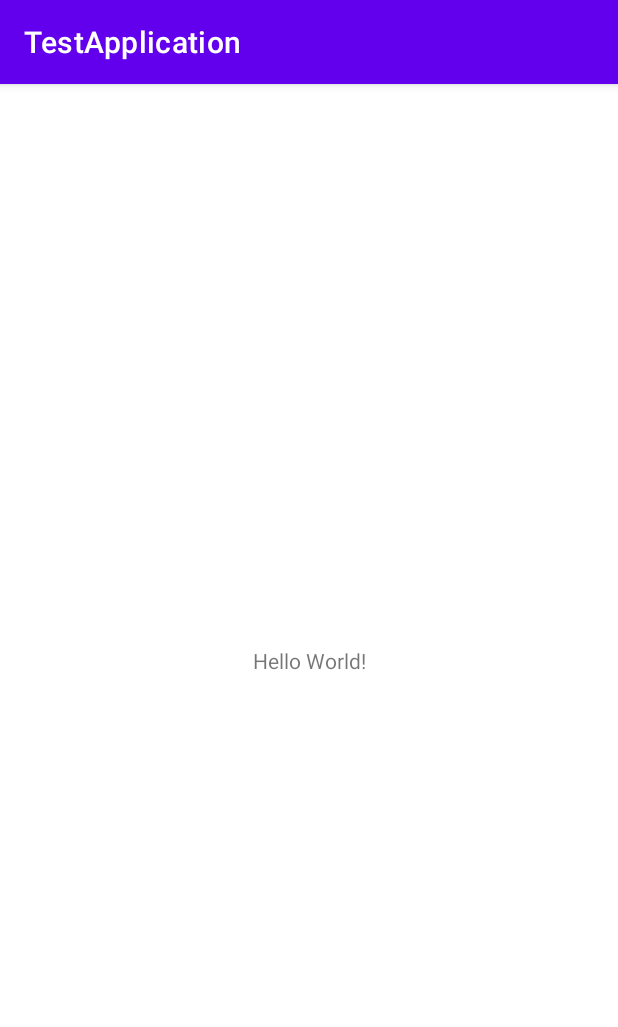
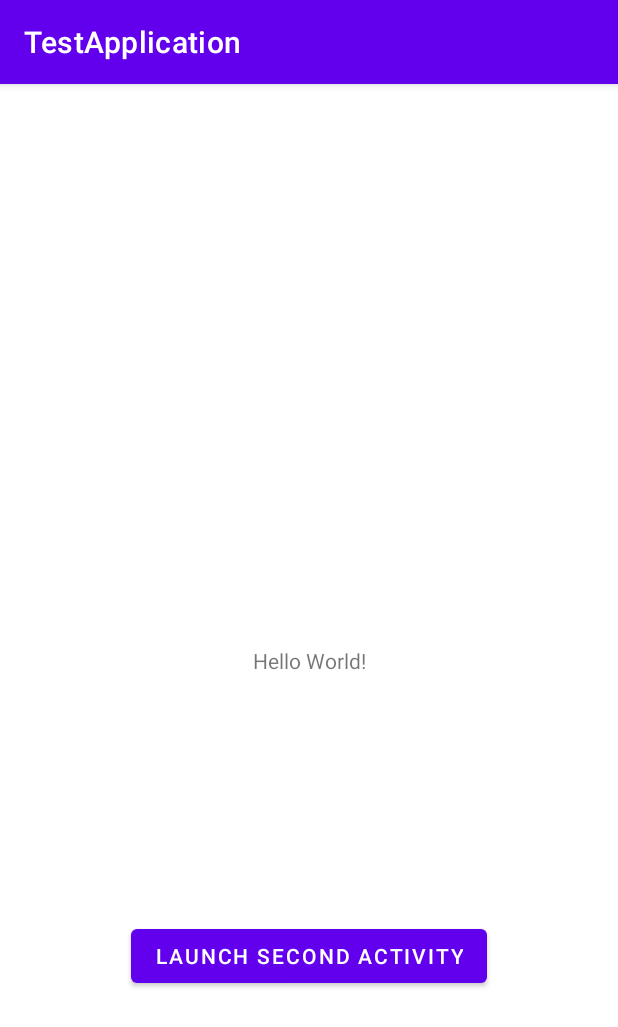
Before and after one commit to matovu001/androidtest, an Android app: the screen it shows after launch (MainActivity), on a phone screen of 412 x 824 dp. Shown: the top 1027 px of the screen. Run offline under Robolectric (Android 15) with nearby library versions, the phone set to English and light mode, and no system bars.

Commit message:
Activity lifecycle changes

```diff
--- a/TestApplication/app/src/main/AndroidManifest.xml
+++ b/TestApplication/app/src/main/AndroidManifest.xml
@@ -12,6 +12,9 @@
         android:theme="@style/Theme.TestApplication"
         tools:targetApi="31">
         <activity
+            android:name=".SecondActivity"
+            android:exported="false" />
+        <activity
             android:name=".MainActivity"
             android:exported="true">
             <intent-filter>
--- a/TestApplication/app/src/main/java/com/example/testapplication/MainActivity.java
+++ b/TestApplication/app/src/main/java/com/example/testapplication/MainActivity.java
@@ -2,13 +2,55 @@ package com.example.testapplication;
 
 import androidx.appcompat.app.AppCompatActivity;
 
+import android.content.Intent;
 import android.os.Bundle;
+import android.util.Log;
+import android.view.View;
 
 public class MainActivity extends AppCompatActivity {
+
+    public static final String TAG = MainActivity.class.getSimpleName();
 
     @Override
     protected void onCreate(Bundle savedInstanceState) {
         super.onCreate(savedInstanceState);
         setContentView(R.layout.activity_main);
+        Log.e(TAG, "onCreate(): MainActivity");
     }
+
+    @Override
+    protected void onStart() {
+        super.onStart();
+        Log.e(TAG, "onStart(): MainActivity");
+    }
+
+    @Override
+    protected void onResume() {
+        super.onResume();
+        Log.e(TAG, "onResume(): MainActivity");
+    }
+
+    @Override
+    protected void onPause() {
+        super.onPause();
+        Log.e(TAG, "onPause(): MainActivity");
+    }
+
+    @Override
+    protected void onStop() {
+        super.onStop();
+        Log.e(TAG, "onStop(): MainActivity");
+    }
+
+    @Override
+    protected void onDestroy() {
+        super.onDestroy();
+        Log.e(TAG, "onDestroy(): MainActivity");
+    }
+
+    public void launchSecondActivity(View view) {
+        Intent intent = new Intent(this, SecondActivity.class);
+        startActivity(intent);
+    }
+
 }
--- a/TestApplication/app/src/main/res/layout/activity_main.xml
+++ b/TestApplication/app/src/main/res/layout/activity_main.xml
@@ -7,6 +7,7 @@
     tools:context=".MainActivity">
 
     <TextView
+        android:id="@+id/textView"
         android:layout_width="wrap_content"
         android:layout_height="wrap_content"
         android:text="Hello World!"
@@ -15,4 +16,15 @@
         app:layout_constraintStart_toStartOf="parent"
         app:layout_constraintTop_toTopOf="parent" />
 
+    <Button
+        android:id="@+id/button"
+        android:layout_width="wrap_content"
+        android:layout_height="wrap_content"
+        android:onClick="launchSecondActivity"
+        android:text="Launch Second Activity"
+        app:layout_constraintBottom_toBottomOf="parent"
+        app:layout_constraintEnd_toEndOf="parent"
+        app:layout_constraintStart_toStartOf="parent"
+        app:layout_constraintTop_toBottomOf="@+id/textView" />
+
 </androidx.constraintlayout.widget.ConstraintLayout>
```
Also changed, not shown: TestApplication/app/src/main/java/com/example/testapplication/SecondActivity.java (added, +54 -0 lines), TestApplication/app/src/main/res/layout/activity_second.xml (added, +9 -0 lines).
